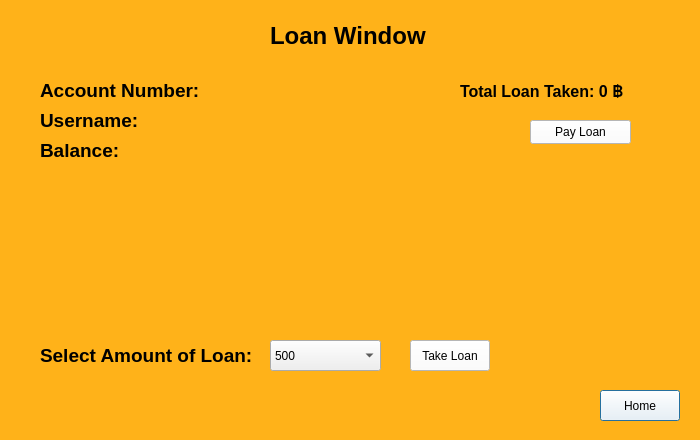
First picture: the form in BankManagement_Extra/Forms/loanwindow.ui, repository SamDukJin/OOP_Proj-new-, before the edit.
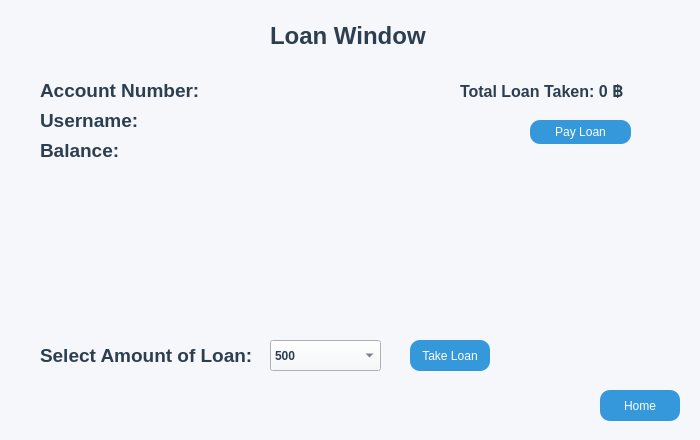
Second picture: the form after the edit.

```diff
--- a/BankManagement_Extra/Forms/loanwindow.ui
+++ b/BankManagement_Extra/Forms/loanwindow.ui
@@ -15,7 +15,7 @@
   </property>
   <property name="styleSheet">
    <string notr="true">QDialog{
-	background-color: rgb(255, 178, 25)
+background-color: #f5f7fa
 }</string>
   </property>
   <widget class="QLabel" name="label">
@@ -34,8 +34,9 @@
     </font>
    </property>
    <property name="styleSheet">
-    <string notr="true">QLabel{
-	color:black
+    <string notr="true">QLabel {
+    color: #2c3e50;
+    font-weight: bold;
 }</string>
    </property>
    <property name="text">
@@ -59,7 +60,8 @@
    </property>
    <property name="styleSheet">
     <string notr="true">QLabel {
-    color: black;
+    color: #2c3e50;
+    font-weight: bold;
 }</string>
    </property>
    <property name="text">
@@ -83,7 +85,8 @@
    </property>
    <property name="styleSheet">
     <string notr="true">QLabel {
-    color: black;
+    color: #2c3e50;
+    font-weight: bold;
 }</string>
    </property>
    <property name="text">
@@ -107,7 +110,8 @@
    </property>
    <property name="styleSheet">
     <string notr="true">QLabel {
-    color: black;
+    color: #2c3e50;
+    font-weight: bold;
 }</string>
    </property>
    <property name="text">
@@ -123,6 +127,14 @@
      <height>31</height>
     </rect>
    </property>
+   <property name="styleSheet">
+    <string notr="true">QComboBox {
+    color: #2c3e50;
+    font-weight: bold;
+	background-color: #f5f7fa;
+
+}</string>
+   </property>
    <item>
     <property name="text">
      <string>500</string>
@@ -160,8 +172,9 @@
     </font>
    </property>
    <property name="styleSheet">
-    <string notr="true">QLabel{
-	color: black;
+    <string notr="true">QLabel {
+    color: #2c3e50;
+    font-weight: bold;
 }</string>
    </property>
    <property name="text">
@@ -184,8 +197,9 @@
     </font>
    </property>
    <property name="styleSheet">
-    <string notr="true">QLabel{
-	color:black;
+    <string notr="true">QLabel {
+    color: #2c3e50;
+    font-weight: bold;
 }</string>
    </property>
    <property name="text">
@@ -202,9 +216,19 @@
     </rect>
    </property>
    <property name="styleSheet">
-    <string notr="true">QPushButton{
-	color:black;
-	background-color:white;
+    <string notr="true">QPushButton {
+    background-color: #3498db;
+    color: white;
+    border: none;
+    border-radius: 10px;
+}
+
+QPushButton:hover {
+    background-color: #2980b9;
+}
+
+QPushButton:pressed {
+    background-color: #1c5985;
 }</string>
    </property>
    <property name="text">
@@ -221,9 +245,19 @@
     </rect>
    </property>
    <property name="styleSheet">
-    <string notr="true">QPushButton{
-	color:black;
-	background-color:white;
+    <string notr="true">QPushButton {
+    background-color: #3498db;
+    color: white;
+    border: none;
+    border-radius: 10px;
+}
+
+QPushButton:hover {
+    background-color: #2980b9;
+}
+
+QPushButton:pressed {
+    background-color: #1c5985;
 }</string>
    </property>
    <property name="text">
@@ -264,9 +298,19 @@
     </rect>
    </property>
    <property name="styleSheet">
-    <string notr="true">QPushButton{
-	color:black;
-	background-color: white;
+    <string notr="true">QPushButton {
+    background-color: #3498db;
+    color: white;
+    border: none;
+    border-radius: 10px;
+}
+
+QPushButton:hover {
+    background-color: #2980b9;
+}
+
+QPushButton:pressed {
+    background-color: #1c5985;
 }</string>
    </property>
    <property name="text">
```
